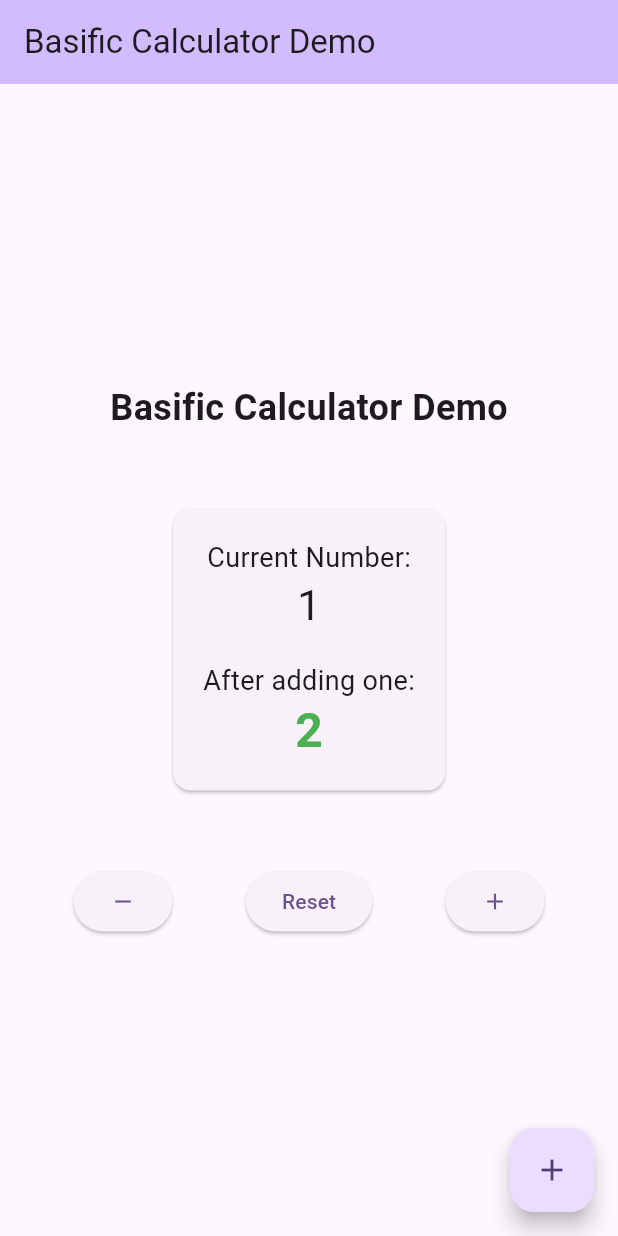
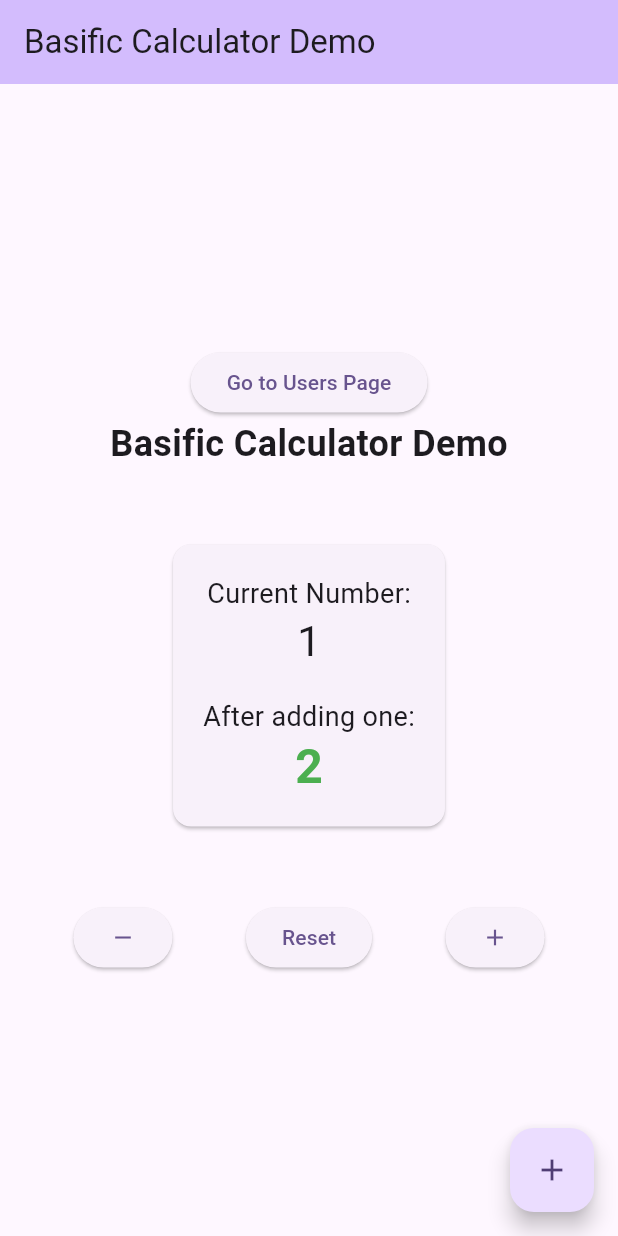
Before and after one commit to Yunitrish006006/basific, a Flutter app: the screen it shows after launch, after a tap on the "add" icon, on a phone screen of 412 x 824 dp. Run offline on Flutter 3.47's test engine with Material 3 defaults, Android fonts, the phone set to English and light mode, and no system bars; our stand-ins replace supabase_flutter; accounts and stored records are empty.

Commit message:
Add devtools options, implement user registration, and update dependencies

```diff
--- /dev/null
+++ b/devtools_options.yaml
@@ -0,0 +1,3 @@
+description: This file stores settings for Dart & Flutter DevTools.
+documentation: https://docs.flutter.dev/tools/devtools/extensions#configure-extension-enablement-states
+extensions:
--- /dev/null
+++ b/example/devtools_options.yaml
@@ -0,0 +1,3 @@
+description: This file stores settings for Dart & Flutter DevTools.
+documentation: https://docs.flutter.dev/tools/devtools/extensions#configure-extension-enablement-states
+extensions:
--- a/example/lib/main.dart
+++ b/example/lib/main.dart
@@ -1,6 +1,12 @@
 import 'package:flutter/material.dart';
+import 'package:supabase_flutter/supabase_flutter.dart';
 import 'app.dart';
 
-void main() {
+void main() async {
+  WidgetsFlutterBinding.ensureInitialized();
+  await Supabase.initialize(
+    url: 'https://nnudswiisoxpvjrcncvo.supabase.co',
+    anonKey: 'eyJhbGciOiJIUzI1NiIsInR5cCI6IkpXVCJ9.eyJpc3MiOiJzdXBhYmFzZSIsInJlZiI6Im5udWRzd2lpc294cHZqcmNuY3ZvIiwicm9sZSI6ImFub24iLCJpYXQiOjE3NTM2NDMzMzUsImV4cCI6MjA2OTIxOTMzNX0.fimaJBblmgJTtHcAn9kRbffS_LYHYhC_pWq_Ti5TSWQ',
+  );
   runApp(const MyApp());
 }
--- a/example/lib/pages/home_page.dart
+++ b/example/lib/pages/home_page.dart
@@ -1,3 +1,4 @@
+import 'package:basific_example/pages/users_page.dart';
 import 'package:flutter/material.dart';
 import 'package:basific/basific.dart';
 import '../widgets/calculator_card.dart';
@@ -55,6 +56,16 @@ class _MyHomePageState extends State<MyHomePage> {
         child: Column(
           mainAxisAlignment: MainAxisAlignment.center,
           children: <Widget>[
+            // go to users page
+            ElevatedButton(
+              onPressed: () {
+                Navigator.push(
+                  context,
+                  MaterialPageRoute(builder: (context) => const UsersPage()),
+                );
+              },
+              child: const Text('Go to Users Page'),
+            ),
             const Text(
               'Basific Calculator Demo',
               style: TextStyle(fontSize: 24, fontWeight: FontWeight.bold),
--- a/example/pubspec.yaml
+++ b/example/pubspec.yaml
@@ -13,6 +13,7 @@ dependencies:
     sdk: flutter
   basific:
     path: ../
+  supabase_flutter: ^2.9.1
 
 dev_dependencies:
   flutter_test:
--- a/pubspec.yaml
+++ b/pubspec.yaml
@@ -10,6 +10,7 @@ environment:
 dependencies:
   flutter:
     sdk: flutter
+  supabase_flutter: ^2.9.1
 
 dev_dependencies:
   flutter_test:
```
Also changed, not shown: example/lib/pages/users_page.dart (added, +51 -0 lines), example/pubspec.lock.
